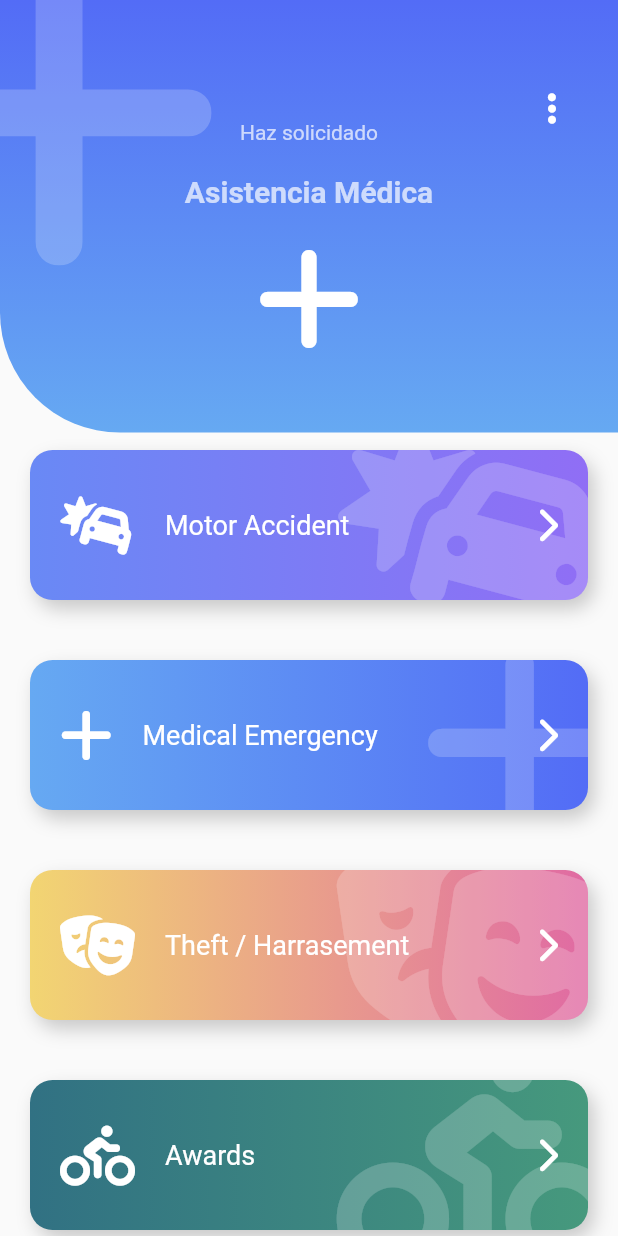
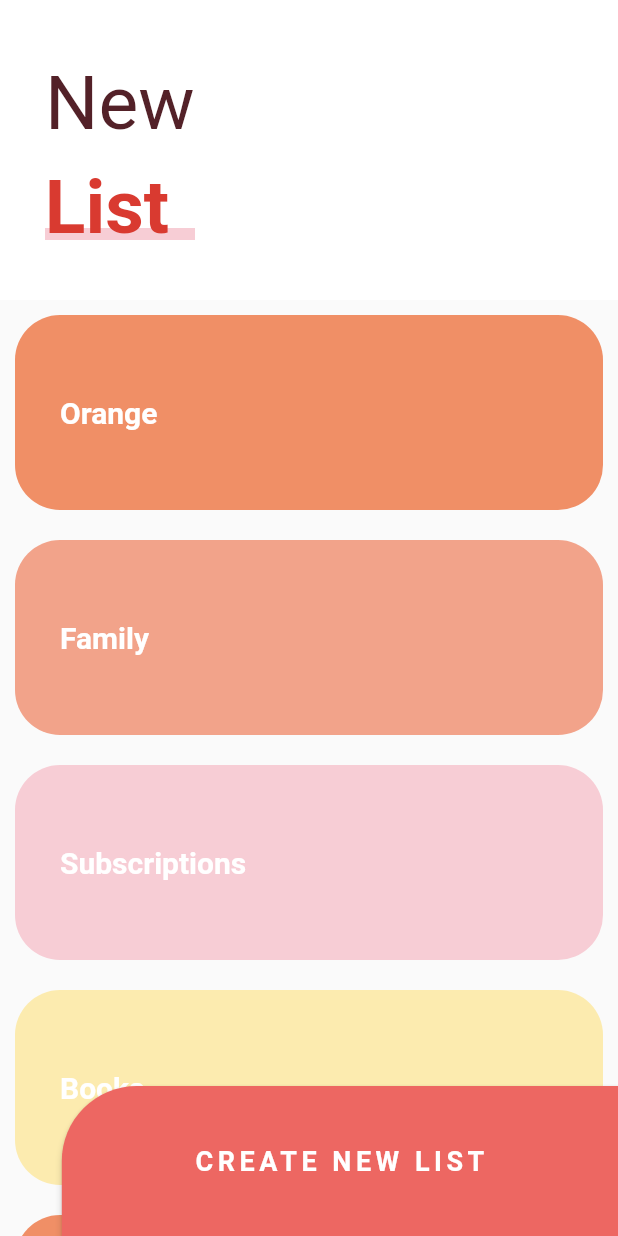
Before and after one commit to churtu/flutter-adv-disenio-headers, a Flutter app: the screen it shows after launch, on a phone screen of 412 x 824 dp. Run offline on Flutter 3.47's test engine with Material 2 defaults, Android fonts, the light colour scheme and no system bars; our stand-ins replace animate_do, flutter_svg, font_awesome_flutter.

Commit message:
Fin seccion 8 - Sliver List App

```diff
--- a/lib/main.dart
+++ b/lib/main.dart
@@ -11,7 +11,7 @@ class DiseniosApp extends StatelessWidget {
     return const MaterialApp(
       debugShowCheckedModeBanner: false,
       title: 'Diseños Adv',
-      home: EmergencyPage(),
+      home: SliverListPage(),
     );
   }
 }
--- a/lib/src/pages/pages.dart
+++ b/lib/src/pages/pages.dart
@@ -1,7 +1,8 @@
 
+export 'package:adv_disenios/src/pages/animaciones_page.dart';
 export 'package:adv_disenios/src/pages/emergency_page.dart';
-export 'package:adv_disenios/src/pages/slidehow_page.dart';
 export 'package:adv_disenios/src/pages/graficas_circulares_page.dart';
-export 'package:adv_disenios/src/pages/animaciones_page.dart';
 export 'package:adv_disenios/src/pages/headers_page.dart';
 export 'package:adv_disenios/src/pages/pinterest_page.dart';
+export 'package:adv_disenios/src/pages/slidehow_page.dart';
+export 'package:adv_disenios/src/pages/sliverlist_page.dart';
--- /dev/null
+++ b/lib/src/pages/sliverlist_page.dart
@@ -0,0 +1,210 @@
+import 'package:flutter/material.dart';
+
+class SliverListPage extends StatelessWidget {
+  const SliverListPage({Key? key}) : super(key: key);
+
+  @override
+  Widget build(BuildContext context) {
+    return Scaffold(
+      body: Stack(
+        children: [
+          _MainScroll(),
+          _BtnNewList()
+        ],
+      ),
+    );
+  }
+}
+
+class _BtnNewList extends StatelessWidget {
+  @override
+  Widget build(BuildContext context) {
+    final size = MediaQuery.of(context).size;
+    return Positioned(
+      bottom: 0,
+      right: 0,
+      child: ButtonTheme(
+        minWidth: size.width*.9,
+        height: 100,
+        child: MaterialButton(
+          onPressed: () {
+
+          },
+          color: const Color(0xffed6762),
+          shape: const RoundedRectangleBorder(
+            borderRadius: BorderRadius.only(
+              topLeft: Radius.circular(50)
+            )
+          ),
+          child: const Text(
+            'CREATE NEW LIST',
+            style: TextStyle(
+              fontSize: 18,
+              fontWeight: FontWeight.bold,
+              color: Colors.white,
+              letterSpacing: 3
+            ),
+          ),
+        )
+      ),
+    );
+  }
+}
+
+class _MainScroll extends StatelessWidget {
+  final items = const [
+    _TodoItem( 'Orange', Color(0xffF08F66) ),
+    _TodoItem( 'Family', Color(0xffF2A38A) ),
+    _TodoItem( 'Subscriptions', Color(0xffF7CDD5) ),
+    _TodoItem( 'Books', Color(0xffFCEBAF) ),
+    _TodoItem( 'Orange', Color(0xffF08F66) ),
+    _TodoItem( 'Family', Color(0xffF2A38A) ),
+    _TodoItem( 'Subscriptions', Color(0xffF7CDD5) ),
+    _TodoItem( 'Books', Color(0xffFCEBAF) ),
+  ];
+
+  @override
+  Widget build(BuildContext context) {
+    return CustomScrollView(
+
+      slivers: [
+        // const SliverAppBar(
+        //   floating: true,
+        //   elevation: 0,
+        //   backgroundColor: Colors.red,
+        //   title: Text('Hola'),
+        // ),
+        SliverPersistentHeader(
+          floating: true,
+          delegate: _SliverCustonHeaderDelegate(
+            minHeight: 170,
+            maxHeight: 200,
+            child: Container(
+              alignment: Alignment.centerLeft,
+              color: Colors.white,
+              child: _Titulo())
+          )
+        ),
+        SliverList(
+          delegate: SliverChildListDelegate([
+            ...items,
+            const SizedBox(height: 100)
+          ])
+        )
+      ],
+    );
+  }
+}
+
+class _SliverCustonHeaderDelegate extends SliverPersistentHeaderDelegate {
+
+  final double minHeight;
+  final double maxHeight;
+  final Widget child;
+
+  _SliverCustonHeaderDelegate({
+    required this.minHeight,
+    required this.maxHeight,
+    required this.child
+  });
+
+  @override
+  Widget build(BuildContext context, double shrinkOffset, bool overlapsContent) {
+
+    return SizedBox.expand(child: child);
+  }
+
+  @override
+  double get maxExtent => maxHeight;
+
+  @override
+  double get minExtent => minHeight;
+
+  @override
+  bool shouldRebuild(covariant _SliverCustonHeaderDelegate oldDelegate) {
+    return maxHeight != oldDelegate.maxHeight ||
+           minHeight != oldDelegate.minHeight ||
+           child     != oldDelegate.child;
+  }
+
+}
+
+class _Titulo extends StatelessWidget {
+
+  @override
+  Widget build(BuildContext context) {
+    return Column(
+      children: [
+        const SizedBox(height: 30),
+        Container(
+          margin: const EdgeInsets.symmetric(horizontal: 30, vertical: 10),
+          child: const Text(
+            'New',
+            style: TextStyle(color: Color(0xff532128), fontSize: 50),
+          ),
+        ),
+        Stack(
+          children: [
+            const SizedBox(width: 100),
+            Positioned(
+              bottom: 8,
+              child: Container(
+                width: 120,
+                height: 8,
+                decoration: const BoxDecoration(color: Color(0xfff7cdd5)),
+              ),
+            ),
+            const Text(
+              'List',
+              style: TextStyle(
+                  color: Color(0xffd93a30),
+                  fontWeight: FontWeight.bold,
+                  fontSize: 50),
+            ),
+          ],
+        )
+      ],
+    );
+  }
+}
+
+class _TodoList extends StatelessWidget {
+    final items = const [
+    _TodoItem( 'Orange', Color(0xffF08F66) ),
+    _TodoItem( 'Family', Color(0xffF2A38A) ),
+    _TodoItem( 'Subscriptions', Color(0xffF7CDD5) ),
+    _TodoItem( 'Books', Color(0xffFCEBAF) ),
+    _TodoItem( 'Orange', Color(0xffF08F66) ),
+    _TodoItem( 'Family', Color(0xffF2A38A) ),
+    _TodoItem( 'Subscriptions', Color(0xffF7CDD5) ),
+    _TodoItem( 'Books', Color(0xffFCEBAF) ),
+  ];
+  @override
+  Widget build(BuildContext context) {
+    return ListView.builder(
+      physics: const BouncingScrollPhysics(),
+      itemCount: items.length , itemBuilder: (context, index) => items[index]);
+  }
+}
+
+class _TodoItem extends StatelessWidget {
+  final String text;
+  final Color color;
+
+  const _TodoItem(this.text, this.color);
+  @override
+  Widget build(BuildContext context) {
+    return Container(
+      padding: const EdgeInsets.all(30),
+      alignment: Alignment.centerLeft,
+      margin: const EdgeInsets.all(10),
+      width: 70,
+      height: 130,
+      decoration: BoxDecoration(
+          color: color, borderRadius: BorderRadius.circular(30)),
+      child: Text(text,
+          style: const TextStyle(
+              fontSize: 20, color: Colors.white, fontWeight: FontWeight.bold)),
+    );
+  }
+}
```
